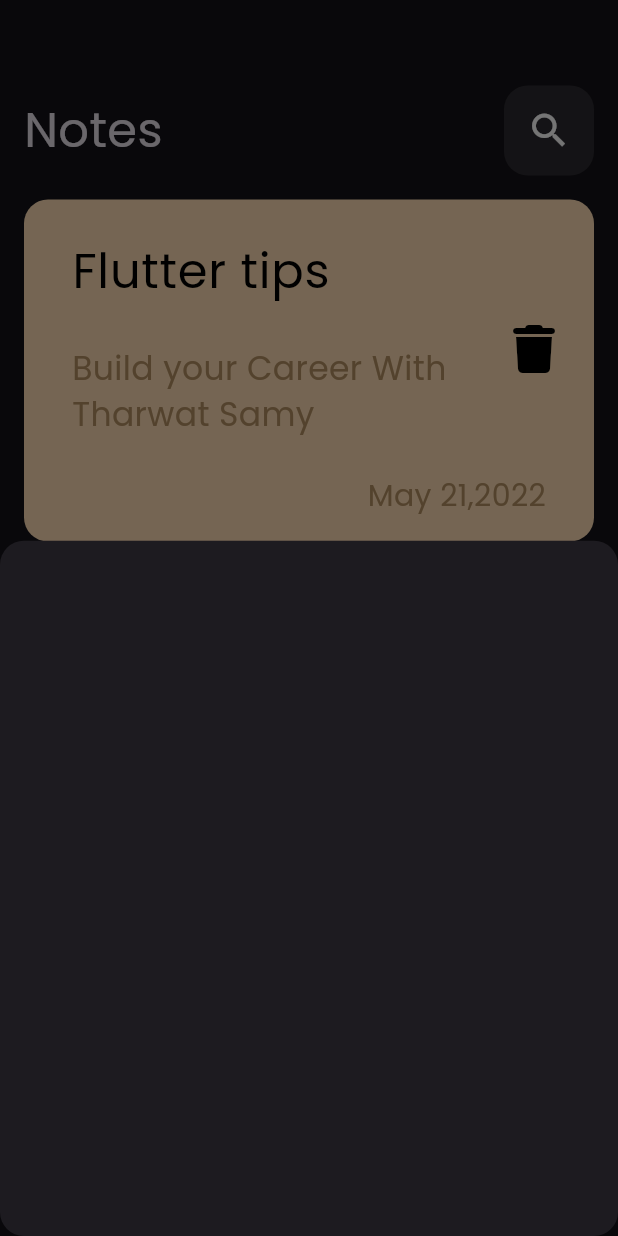
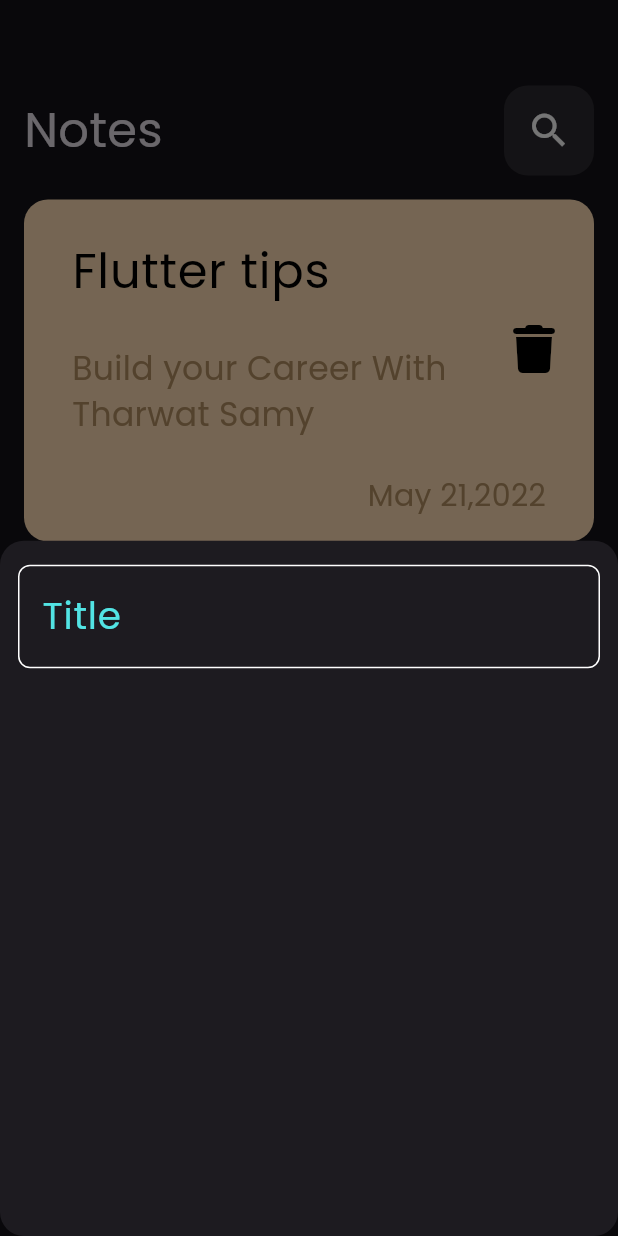
Before and after one commit to fares-ayman100/Notes-App, a Flutter app: the screen it shows after launch, after a tap on the "add" icon, on a phone screen of 412 x 824 dp. Run offline on Flutter 3.47's test engine with Material 3 defaults, Android fonts, the phone set to English and light mode, and no system bars; our stand-ins replace font_awesome_flutter.

Commit message:
create custom Text Field

```diff
--- a/lib/Views/notes_view.dart
+++ b/lib/Views/notes_view.dart
@@ -1,6 +1,7 @@
 import 'package:flutter/material.dart';
 import 'package:notes_app/Widget/add_note_buttom_sheet.dart';
 import 'package:notes_app/Widget/notes_view_body.dart';
+import 'package:notes_app/constant.dart';
 
 class NotesView extends StatelessWidget {
   const NotesView({super.key});
@@ -14,7 +15,7 @@ class NotesView extends StatelessWidget {
         width: 65,
         child: FloatingActionButton(
           shape: CircleBorder(),
-          backgroundColor: const Color.fromARGB(255, 82, 228, 228),
+          backgroundColor: primaryColor,
           onPressed: () {
             showModalBottomSheet(
               shape: RoundedRectangleBorder(
--- a/lib/Widget/add_note_buttom_sheet.dart
+++ b/lib/Widget/add_note_buttom_sheet.dart
@@ -1,10 +1,11 @@
 import 'package:flutter/material.dart';
+import 'package:notes_app/Widget/custom_text_field.dart';
 
 class AddNoteButtomSheet extends StatelessWidget {
   const AddNoteButtomSheet({super.key});
 
   @override
   Widget build(BuildContext context) {
-    return Container();
+    return Column(children: [CustomTextField()]);
   }
 }
--- /dev/null
+++ b/lib/Widget/custom_text_field.dart
@@ -0,0 +1,29 @@
+import 'package:flutter/material.dart';
+import 'package:notes_app/constant.dart';
+
+class CustomTextField extends StatelessWidget {
+  const CustomTextField({super.key});
+
+  @override
+  Widget build(BuildContext context) {
+    return Padding(
+      padding: const EdgeInsets.only(top: 16, left: 12, right: 12),
+      child: TextField(
+        decoration: InputDecoration(
+          hintText: 'Title',
+          hintStyle: TextStyle(color: primaryColor, fontSize: 25),
+          border: buildBorder(),
+          enabledBorder: buildBorder(Colors.white),
+          focusedBorder: buildBorder(),
+        ),
+      ),
+    );
+  }
+
+  OutlineInputBorder buildBorder([Color]) {
+    return OutlineInputBorder(
+      borderRadius: BorderRadius.circular(8),
+      borderSide: BorderSide(color: Color ?? primaryColor),
+    );
+  }
+}
```
